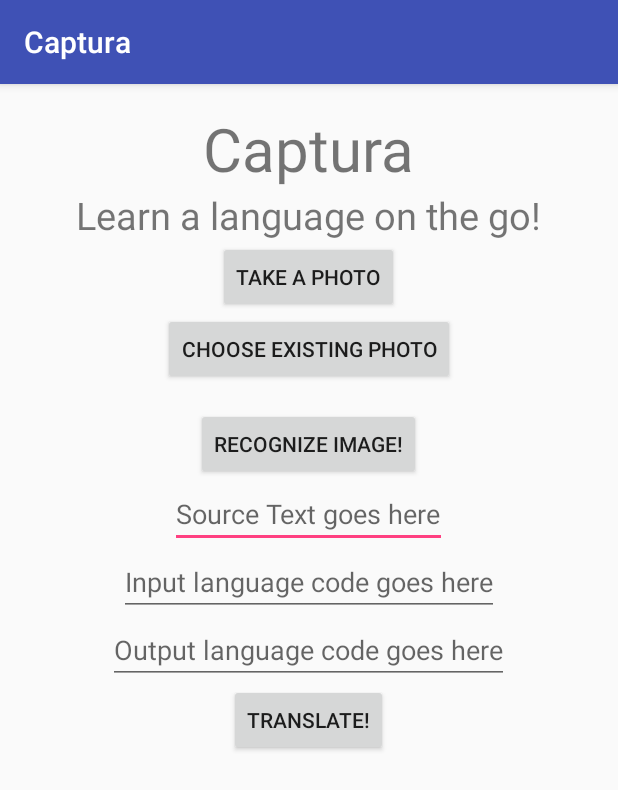
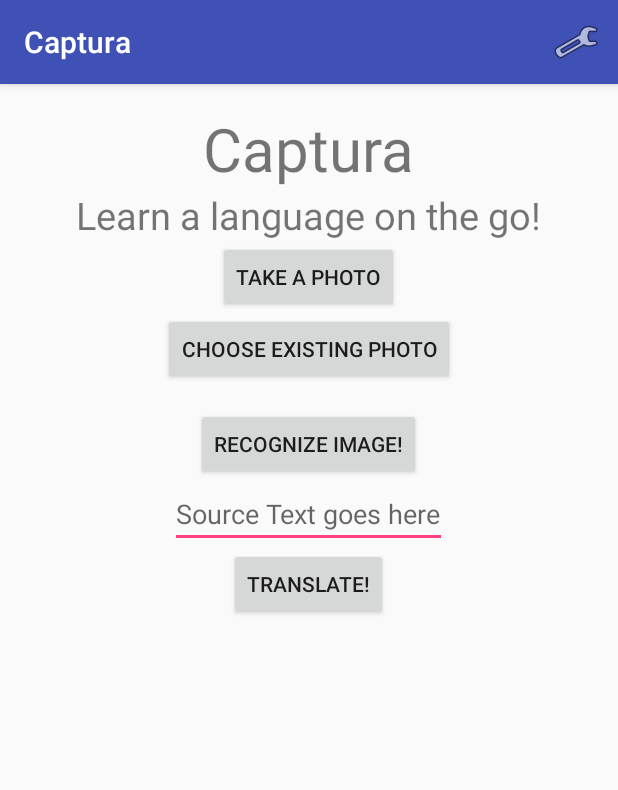
Before and after one commit to RutgersMobileAppClass/Android-Captura, an Android app: the screen it shows after launch (MainActivity), on a phone screen of 412 x 824 dp. Shown: the top 790 px of the screen. Run offline under Robolectric (Android 15) with nearby library versions, the phone set to English and light mode, and no system bars; libraries missing offline, so code that uses them is left out: clarifai2.api, clarifai2.dto.input, clarifai2.dto.model, clarifai2.dto.prediction.

Commit message:
Language Selection
-User now selects language they want to learn from action bar icon
-Default input & output is english
-As of now only added eng, fre, ger, rus, esp as languages
-Input language is permanent english

```diff
--- a/app/src/main/java/finalproject/mobileappclass/com/captura/MainActivity.java
+++ b/app/src/main/java/finalproject/mobileappclass/com/captura/MainActivity.java
@@ -12,7 +12,12 @@ import android.support.v4.app.ActivityCompat;
 import android.support.v4.content.ContextCompat;
 import android.support.v7.app.AppCompatActivity;
 import android.os.Bundle;
+import android.support.v7.widget.PopupMenu;
 import android.util.Base64;
+import android.view.ContextMenu;
+import android.view.Menu;
+import android.view.MenuInflater;
+import android.view.MenuItem;
 import android.view.View;
 import android.widget.ArrayAdapter;
 import android.widget.ListView;
@@ -21,7 +26,6 @@ import android.util.Log;
 import android.widget.Button;
 import android.widget.EditText;
 import android.widget.ImageView;
-import android.widget.Toast;
 
 
 import static android.Manifest.permission.CAMERA;
@@ -29,10 +33,8 @@ import static android.Manifest.permission.READ_EXTERNAL_STORAGE;
 import static android.Manifest.permission.WRITE_EXTERNAL_STORAGE;
 
 
-import android.view.View;
-
-
 import java.io.ByteArrayOutputStream;
+import java.lang.reflect.Array;
 import java.util.List;
 import java.util.Properties;
 
@@ -46,11 +48,12 @@ import finalproject.mobileappclass.com.captura.Credentials.CredentialFetcher;
 import finalproject.mobileappclass.com.captura.Credentials.ImageDetectionCredentialsWrapper;
 import finalproject.mobileappclass.com.captura.ImageHandling.ExifUtil;
 import finalproject.mobileappclass.com.captura.ImageHandling.RealPathUtil;
+import finalproject.mobileappclass.com.captura.SharedPreferencesHelper.PrefSingleton;
 import finalproject.mobileappclass.com.captura.Translation.GoogleTranslateWrapper;
 
 public class MainActivity extends AppCompatActivity {
 
-
+    PrefSingleton prefSingleton;
     private boolean permissionsGranted = false;
     private boolean hasTakenOrSelectedPhoto = false;
     private static final int PERMISSIONS_REQUEST_CODE = 100;
@@ -65,6 +68,13 @@ public class MainActivity extends AppCompatActivity {
         super.onCreate(savedInstanceState);
         setContentView(R.layout.activity_main);
         checkAndRequestPermissions();
+
+        prefSingleton = PrefSingleton.getInstance();
+        prefSingleton.init(getApplicationContext());
+
+        if(PrefSingleton.getInstance().readPreference("language") == null){
+            PrefSingleton.getInstance().writePreference("language", "en");
+        }
 
         Button takePhotoButton = (Button) findViewById(R.id.takePhotoButton);
         imageView = (ImageView) findViewById(R.id.imageholder);
@@ -134,16 +144,54 @@ public class MainActivity extends AppCompatActivity {
 
         //translation testing
         final EditText inputText = (EditText) findViewById(R.id.input_field) ;
-        final EditText inputCode = (EditText) findViewById(R.id.inputlang_code);
-        final EditText outputCode = (EditText) findViewById(R.id.outputlang_code);
         Button translateButton = (Button) findViewById(R.id.translate_button);
         translateButton.setOnClickListener(new View.OnClickListener() {
             @Override
             public void onClick(View view)
             {
-                new GoogleTranslateTask().execute(inputText.getText().toString(), inputCode.getText().toString(), outputCode.getText().toString());
+                new GoogleTranslateTask().execute(inputText.getText().toString(), "en", PrefSingleton.getInstance().readPreference("language"));
             }
         });
+    }
+
+
+    @Override
+    public boolean onCreateOptionsMenu(Menu menu) {
+        getMenuInflater().inflate(R.menu.options_menu, menu);
+        return true;
+    }
+
+    @Override
+    public boolean onOptionsItemSelected(MenuItem item) {
+
+        switch (item.getItemId()) {
+
+            case R.id.action_settings:
+
+                View settingsItem = findViewById(R.id.action_settings);
+                Toast.makeText(MainActivity.this, "Select a language to learn", Toast.LENGTH_LONG).show();
+
+                //Creating the instance of PopupMenu
+                PopupMenu popup = new PopupMenu(MainActivity.this, settingsItem);
+
+                //Inflating the Popup using xml file
+                popup.getMenuInflater().inflate(R.menu.popupmenu, popup.getMenu());
+
+                //registering popup with OnMenuItemClickListener
+                popup.setOnMenuItemClickListener(new PopupMenu.OnMenuItemClickListener() {
+
+                    public boolean onMenuItemClick(MenuItem item) {
+
+                        PrefSingleton.getInstance().writePreference("language", (String) item.getTitleCondensed());
+                        Toast.makeText(MainActivity.this, "You are now learning " + item.getTitle(), Toast.LENGTH_SHORT).show();
+                        return true;
+                    }
+                });
+                popup.show();
+
+            default:
+                return super.onOptionsItemSelected(item);
+        }
     }
 
 
--- /dev/null
+++ b/app/src/main/java/finalproject/mobileappclass/com/captura/SharedPreferencesHelper/PrefSingleton.java
@@ -0,0 +1,43 @@
+package finalproject.mobileappclass.com.captura.SharedPreferencesHelper;
+
+import android.content.Context;
+import android.content.SharedPreferences;
+import android.preference.PreferenceManager;
+
+
+public class PrefSingleton {
+    private static PrefSingleton mInstance;
+    private Context mContext;
+    //
+    private SharedPreferences mMyPreferences;
+
+    private PrefSingleton(){ }
+
+    public static PrefSingleton getInstance(){
+        if (mInstance == null) mInstance = new PrefSingleton();
+        return mInstance;
+    }
+
+    public void init(Context ctx){
+        mContext = ctx;
+
+        mMyPreferences = PreferenceManager.getDefaultSharedPreferences(mContext);
+    }
+
+    public SharedPreferences getSharedPreferences()
+    {
+        return mMyPreferences;
+    }
+
+    public void writePreference(String key, String value)
+    {
+        SharedPreferences.Editor editor = mMyPreferences.edit();
+        editor.putString(key, value);
+        editor.commit();
+    }
+
+    public String readPreference(String key)
+    {
+        return mMyPreferences.getString(key, null);
+    }
+}
--- a/app/src/main/res/layout/activity_main.xml
+++ b/app/src/main/res/layout/activity_main.xml
@@ -8,8 +8,7 @@
     android:paddingBottom="@dimen/activity_vertical_margin"
     android:paddingLeft="@dimen/activity_horizontal_margin"
     android:paddingRight="@dimen/activity_horizontal_margin"
-    android:paddingTop="@dimen/activity_vertical_margin"
-    tools:context="finalproject.mobileappclass.com.captura.MainActivity">
+    android:paddingTop="@dimen/activity_vertical_margin">
 
     <TextView
         android:layout_width="wrap_content"
@@ -68,20 +67,6 @@
         android:id="@+id/input_field"
         android:layout_gravity="center"/>
 
-    <EditText
-        android:layout_width="wrap_content"
-        android:layout_height="wrap_content"
-        android:hint="Input language code goes here"
-        android:id="@+id/inputlang_code"
-        android:layout_gravity="center"/>
-
-    <EditText
-        android:layout_width="wrap_content"
-        android:layout_height="wrap_content"
-        android:hint="Output language code goes here"
-        android:id="@+id/outputlang_code"
-        android:layout_gravity="center"/>
-
     <Button
         android:layout_width="wrap_content"
         android:layout_height="wrap_content"
--- /dev/null
+++ b/app/src/main/res/menu/options_menu.xml
@@ -0,0 +1,8 @@
+<menu xmlns:android="http://schemas.android.com/apk/res/android"
+    xmlns:app="http://schemas.android.com/apk/res-auto">
+
+    <item android:id="@+id/action_settings"
+        android:showAsAction="always"
+        android:icon="@android:drawable/ic_menu_preferences"
+        app:showAsAction="always" />
+</menu>
--- /dev/null
+++ b/app/src/main/res/menu/popupmenu.xml
@@ -0,0 +1,30 @@
+<?xml version="1.0" encoding="utf-8"?>
+<menu xmlns:app="http://schemas.android.com/apk/res-auto"
+    xmlns:android="http://schemas.android.com/apk/res/android">
+
+    <item
+        android:id="@+id/en"
+        android:title="English"
+        android:checkable="false" />
+    <item
+        android:id="@+id/fr"
+        android:titleCondensed="fr"
+        android:title="French"
+        android:checkable="false" />
+    <item
+        android:id="@+id/de"
+        android:titleCondensed="de"
+        android:title="German"
+        android:checkable="false" />
+    <item
+        android:id="@+id/ru"
+        android:titleCondensed="ru"
+        android:title="Russian"
+        android:checkable="false" />
+    <item
+        android:id="@+id/es"
+        android:titleCondensed="es"
+        android:title="Spanish"
+        android:checkable="false" />
+
+</menu>
```
Also changed, not shown: app/src/main/res/drawable/ic_mode_edit_black_24dp.xml (added, +9 -0 lines), app/src/main/res/layout/preferences.xml (added, +23 -0 lines), app/src/main/res/values/array.xml (added, +25 -0 lines), app/src/main/res/mipmap-hdpi/ic_settings_black_24dp.png (added), app/src/main/res/mipmap-mdpi/ic_settings_black_24dp.png (added), app/src/main/res/mipmap-xhdpi/ic_settings_black_24dp.png (added), app/src/main/res/mipmap-xxhdpi/ic_settings_black_24dp.png (added), app/src/main/res/mipmap-xxxhdpi/ic_settings_black_24dp.png (added).
